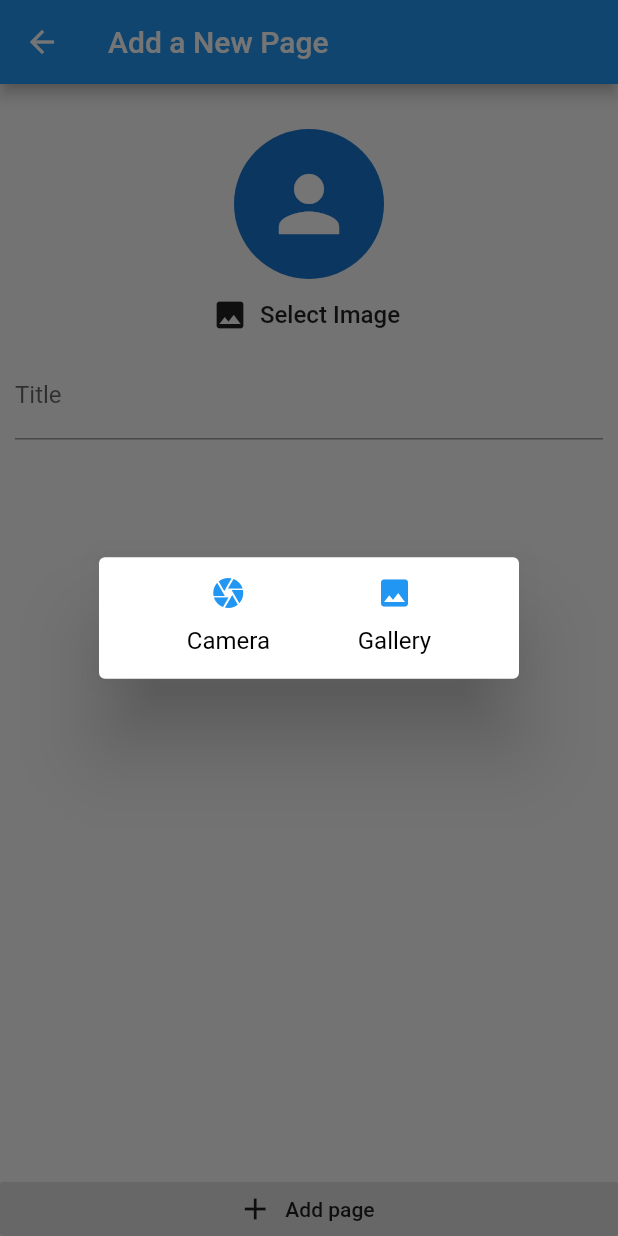
After one commit to Sachin-02/Gallery-App, a Flutter app: the AddPageScreen screen opened by its route, after a tap on "Select Image", on a phone screen of 412 x 824 dp. The commit adds this screen. Run offline on Flutter 3.47's test engine with Material 2 defaults, Android fonts, the phone set to English and light mode, and no system bars; our stand-ins replace image_picker, sqflite; accounts and stored records are empty.

Commit message:
Added the add page screen
Created the add page screen, an image imput widget, added the new
screen to the route generator, and modifed the page list screen
to use a consumer.

```diff
--- a/lib/helpers/route_generator.dart
+++ b/lib/helpers/route_generator.dart
@@ -1,5 +1,6 @@
 import 'package:flutter/material.dart';
 import '../screens/page_list_screen.dart';
+import '../screens/add_page_screen.dart';
 
 class RouteGenerator {
   static Route<dynamic> generateRoute(RouteSettings settings) {
@@ -7,6 +8,8 @@ class RouteGenerator {
     switch (settings.name) {
       case "/":
         return MaterialPageRoute(builder: (_) => PageListScreen());
+      case AddPageScreen.routeName:
+        return MaterialPageRoute(builder: (_) => AddPageScreen());
       default:
         return _errorRoute();
     }
--- /dev/null
+++ b/lib/screens/add_page_screen.dart
@@ -0,0 +1,66 @@
+import 'dart:io';
+import 'package:flutter/material.dart';
+import 'package:provider/provider.dart';
+import '../widgets/cover_image_input.dart';
+import '../providers/personal_pages.dart';
+
+class AddPageScreen extends StatefulWidget {
+  static const routeName = "/add-page";
+  @override
+  _AddPageScreenState createState() => _AddPageScreenState();
+}
+
+class _AddPageScreenState extends State<AddPageScreen> {
+  final _nameController = TextEditingController();
+  File _pickedImage;
+
+  void _selectImage(File pickedImage) {
+    _pickedImage = pickedImage;
+  }
+
+  void _savePage() {
+    if (_nameController.text.isEmpty || _pickedImage == null) {
+      return;
+    }
+    Provider.of<PersonalPages>(context, listen: false)
+        .addPage(_nameController.text, _pickedImage);
+    Navigator.of(context).pop();
+  }
+
+  @override
+  Widget build(BuildContext context) {
+    return Scaffold(
+      appBar: AppBar(
+        title: Text("Add a New Page"),
+      ),
+      body: Column(
+        crossAxisAlignment: CrossAxisAlignment.stretch,
+        children: [
+          Expanded(
+            child: Padding(
+              padding: EdgeInsets.all(10),
+              child: Column(
+                children: [
+                  CoverImageInput(_selectImage),
+                  TextField(
+                    autocorrect: false,
+                    decoration: InputDecoration(labelText: "Title"),
+                    controller: _nameController,
+                  ),
+                ],
+              ),
+            ),
+          ),
+          RaisedButton.icon(
+            onPressed: _savePage,
+            icon: Icon(Icons.add),
+            label: Text("Add page"),
+            materialTapTargetSize:
+                MaterialTapTargetSize.shrinkWrap, // removes lower padding
+            elevation: 0,
+          )
+        ],
+      ),
+    );
+  }
+}
--- /dev/null
+++ b/lib/widgets/cover_image_input.dart
@@ -0,0 +1,120 @@
+import 'dart:io';
+import 'package:flutter/material.dart';
+import 'package:image_picker/image_picker.dart';
+import 'package:path_provider/path_provider.dart' as syspaths;
+import 'package:path/path.dart' as path;
+
+class CoverImageInput extends StatefulWidget {
+  final Function onSelectImage;
+  CoverImageInput(this.onSelectImage);
+  @override
+  _CoverImageInputState createState() => _CoverImageInputState();
+}
+
+class _CoverImageInputState extends State<CoverImageInput> {
+  File _storedImage;
+
+  void _startSelectImage() {
+    showDialog(
+      context: context,
+      child: SimpleDialog(
+        children: [
+          Row(
+            mainAxisAlignment: MainAxisAlignment.spaceEvenly,
+            children: [
+              InkWell(
+                child: Column(
+                  children: [
+                    Icon(
+                      Icons.camera,
+                      color: Theme.of(context).primaryColor,
+                    ),
+                    SizedBox(height: 10),
+                    Text(
+                      "Camera",
+                      style: TextStyle(fontSize: 16, color: Colors.black),
+                    ),
+                  ],
+                ),
+                onTap: () {
+                  Navigator.of(context).pop();
+                  _selectImage(ImageSource.camera);
+                },
+              ),
+              InkWell(
+                child: Column(
+                  children: [
+                    Icon(
+                      Icons.image,
+                      color: Theme.of(context).primaryColor,
+                    ),
+                    SizedBox(height: 10),
+                    Text(
+                      "Gallery",
+                      style: TextStyle(fontSize: 16, color: Colors.black),
+                    ),
+                  ],
+                ),
+                onTap: () {
+                  Navigator.of(context).pop();
+                  _selectImage(ImageSource.gallery);
+                },
+              ),
+            ],
+          ),
+        ],
+      ),
+    );
+  }
+
+  void _selectImage(ImageSource source) async {
+    final picker = ImagePicker();
+    final imageFile = await picker.getImage(source: source, maxWidth: 100);
+    if (imageFile == null) {
+      return;
+    }
+    setState(() {
+      _storedImage = File(imageFile.path);
+    });
+    final appDir = await syspaths.getApplicationDocumentsDirectory();
+    final fileName = path.basename(imageFile.path);
+    final savedImage = await _storedImage.copy("${appDir.path}/$fileName");
+    widget.onSelectImage(savedImage);
+  }
+
+  @override
+  Widget build(BuildContext context) {
+    return Column(
+      crossAxisAlignment: CrossAxisAlignment.center,
+      children: [
+        Container(
+          padding: EdgeInsets.only(
+            top: 20,
+          ),
+          child: CircleAvatar(
+            radius: 50,
+            backgroundImage:
+                _storedImage != null ? FileImage(_storedImage) : null,
+            child: _storedImage != null
+                ? null
+                : Icon(
+                    Icons.person,
+                    size: 60,
+                  ),
+          ),
+        ),
+        FlatButton.icon(
+          onPressed: _startSelectImage,
+          icon: Icon(Icons.image),
+          label: Text(
+            "Select Image",
+            textAlign: TextAlign.center,
+            style: TextStyle(
+              fontSize: 16,
+            ),
+          ),
+        ),
+      ],
+    );
+  }
+}
```
Also changed, not shown: lib/screens/page_list_screen.dart (+18 -9 lines).
